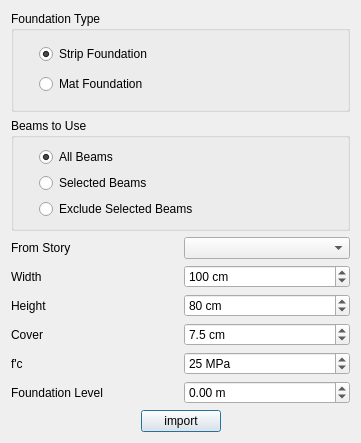
Before: the Qt Designer form safe/punch/Resources/ui/etabs_panel.ui in ebrahimraeyat/OSAFE, drawn with Qt 5.
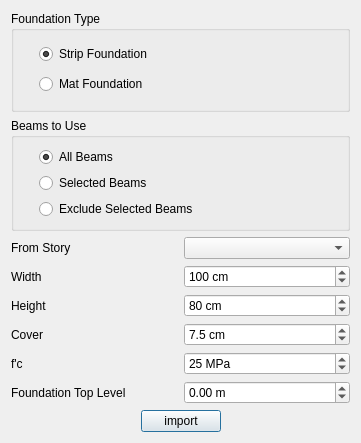
After: the same form once the commit is applied.

Patch:
```diff
--- a/safe/punch/Resources/ui/etabs_panel.ui
+++ b/safe/punch/Resources/ui/etabs_panel.ui
@@ -96,7 +96,7 @@
      <item row="8" column="0">
       <widget class="QLabel" name="label_4">
        <property name="text">
-        <string>Foundation Level</string>
+        <string>Foundation Top Level</string>
        </property>
       </widget>
      </item>
```
